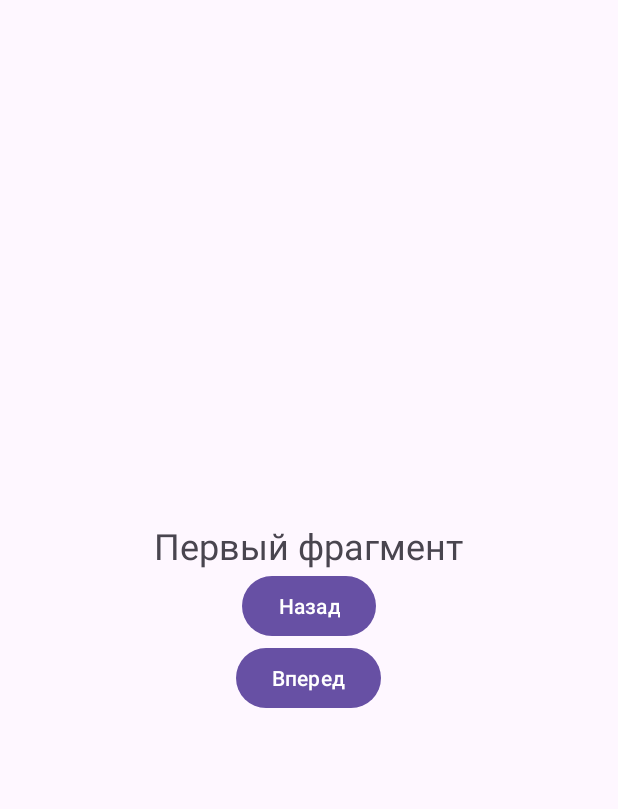
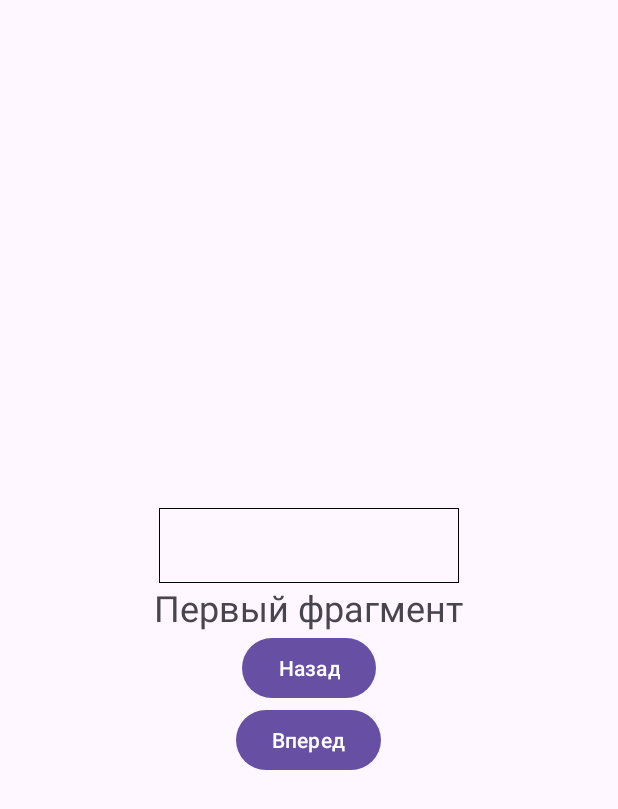
Before and after one commit to pXenia/AndroidEM, an Android app: the screen it shows after launch (MainActivity), on a phone screen of 412 x 824 dp. Shown: the top 809 px of the screen. Run offline under Robolectric (Android 15) with nearby library versions, the phone set to English and light mode, and no system bars; 1 statement that could not run was skipped.

Commit message:
Добавлены progress view и решение задания 4

```diff
--- /dev/null
+++ b/app/src/main/java/com/example/androidem/ProgressView.kt
@@ -0,0 +1,77 @@
+package com.example.androidem
+
+import android.content.Context
+import android.graphics.Canvas
+import android.graphics.Color
+import android.graphics.Paint
+import android.util.AttributeSet
+import android.view.View
+import kotlin.random.Random
+
+class ProgressView @JvmOverloads constructor(
+    context: Context,
+    attrs: AttributeSet? = null,
+    defStyleAttr: Int = 0
+) : View(context, attrs, defStyleAttr) {
+
+    private var progress = 0f
+    private var color = getRandomColor()
+    private var shouldReset = false
+
+    private val fillPaint = Paint().apply {
+        style = Paint.Style.FILL
+        this.color = this@ProgressView.color
+    }
+
+    private val borderPaint = Paint().apply {
+        style = Paint.Style.STROKE
+        strokeWidth = 2f
+        color = Color.BLACK
+    }
+
+    init {
+        setOnClickListener {
+            updateProgress()
+        }
+    }
+
+    private fun updateProgress() {
+        if (shouldReset) {
+            progress = 0f
+            shouldReset = false
+        } else {
+            progress += 0.1f
+            if (progress >= 1f) {
+                progress = 1f
+                shouldReset = true
+            }
+        }
+
+        color = getRandomColor()
+        fillPaint.color = color
+        invalidate()
+    }
+
+    override fun onDraw(canvas: Canvas) {
+        super.onDraw(canvas)
+
+        val width = width.toFloat()
+        val height = height.toFloat()
+
+        canvas.drawRect(0f, 0f, width, height, borderPaint)
+
+        val fillWidth = width * progress
+
+        if (fillWidth > 0) {
+            canvas.drawRect(0f, 0f, fillWidth, height, fillPaint)
+        }
+    }
+
+    private fun getRandomColor(): Int {
+        return Color.rgb(
+            Random.nextInt(256),
+            Random.nextInt(256),
+            Random.nextInt(256)
+        )
+    }
+}
--- a/app/src/main/res/layout/fragment_layout.xml
+++ b/app/src/main/res/layout/fragment_layout.xml
@@ -5,6 +5,15 @@
     android:layout_height="match_parent"
     android:orientation="vertical"
     android:gravity="center">
+
+    <com.example.androidem.ProgressView
+        android:id="@+id/fillView"
+        android:layout_width="200dp"
+        android:layout_height="50dp"
+        android:layout_gravity="center"
+        android:layout_marginTop="32dp"
+        />
+
 
     <TextView
         android:id="@+id/tv"
```
Also changed, not shown: app/src/main/java/com/example/androidem/task4/task-4.png (added).
